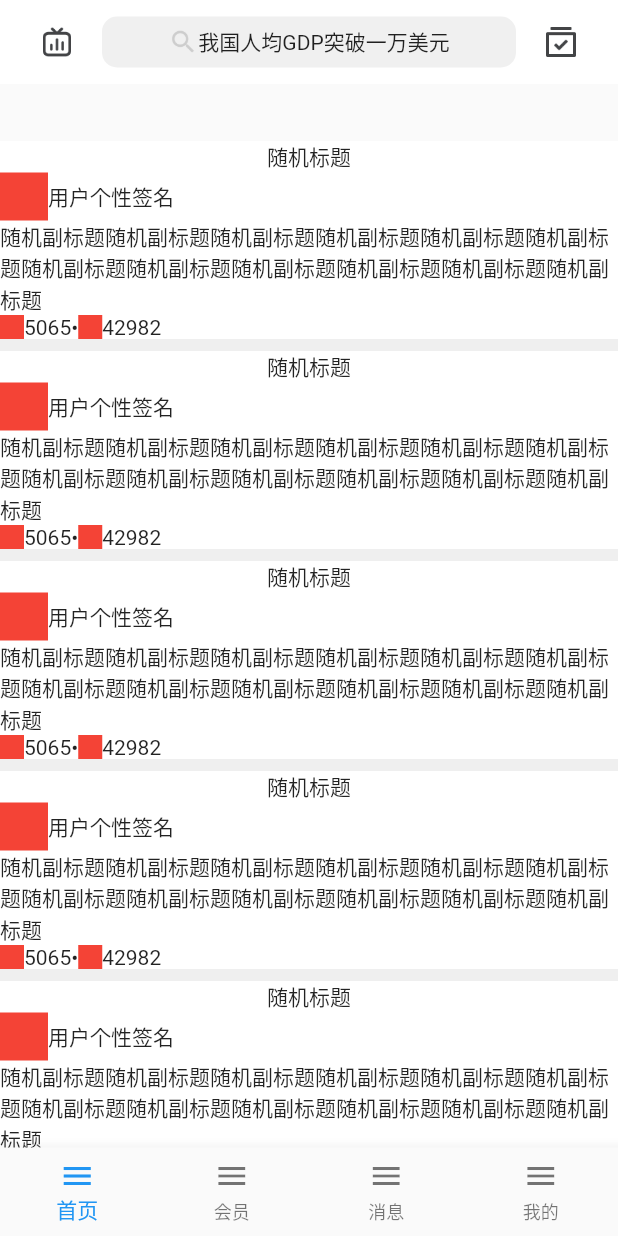
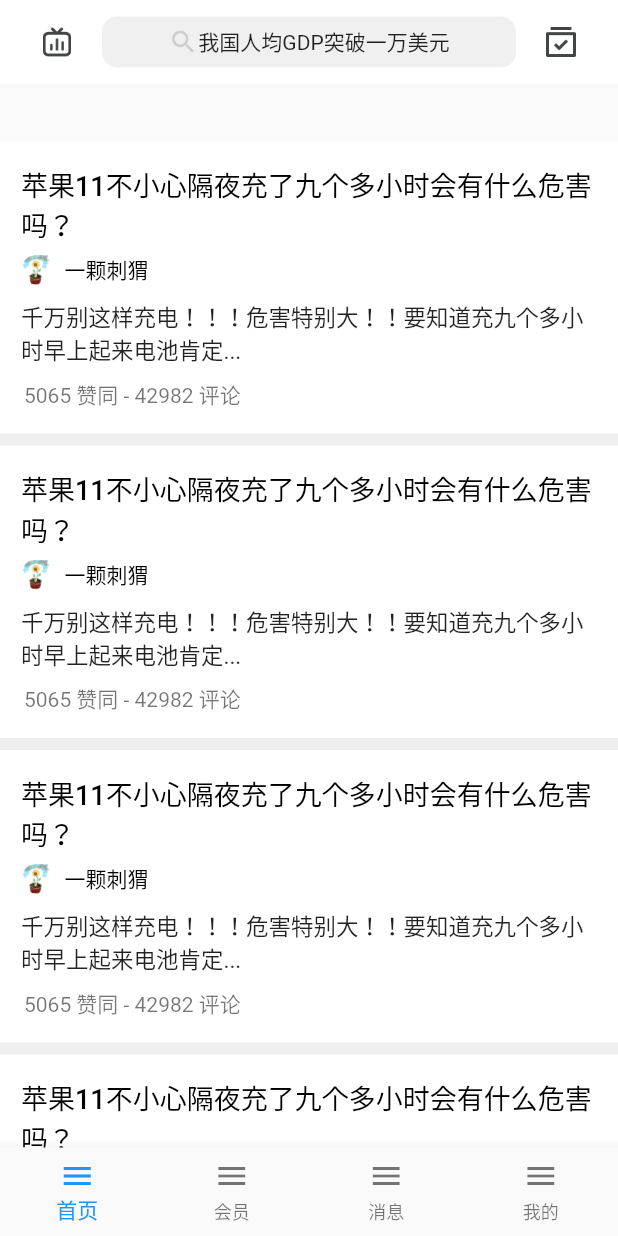
Before and after one commit to huangrui1226/zhihu, a Flutter app: the screen it shows after launch, swiped to page 2, on a phone screen of 412 x 824 dp. Run offline on Flutter 3.47's test engine with Material 2 defaults, Android fonts, the phone set to English and light mode, and no system bars.

Commit message:
首页 - 推荐UI修改

```diff
--- a/lib/page/main_page/main_page_recommand_view.dart
+++ b/lib/page/main_page/main_page_recommand_view.dart
@@ -18,7 +18,9 @@ class _MainPageRecmndViewState extends State<MainPageRecmndView> {
           return Container(
             color: Colors.white,
             margin: EdgeInsets.only(bottom: 8),
-            child: _RecommandCell(model: modelList[i],),
+            child: _CellView(
+              model: modelList[i],
+            ),
           );
         }),
       ),
@@ -26,60 +28,92 @@ class _MainPageRecmndViewState extends State<MainPageRecmndView> {
   }
 }
 
-class _RecommandCell extends StatelessWidget {
+class _CellView extends StatelessWidget {
   final _RecommandModel model;
 
-  _RecommandCell({this.model});
+  _CellView({this.model});
 
   @override
   Widget build(BuildContext context) {
     return Container(
+      padding: EdgeInsets.symmetric(vertical: 15.5, horizontal: 14),
       child: Column(
+        crossAxisAlignment: CrossAxisAlignment.start,
         children: <Widget>[
           Container(
-            child: Text(model.title),
+            margin: EdgeInsets.only(bottom: 6),
+            child: Text(
+              model.title,
+              style: TextStyle(
+                color: Colors.black,
+                fontSize: 18,
+                fontWeight: FontWeight.w500,
               ),
+            ),
+          ),
+          _userView(),
           Container(
+            child: Text(
+              model.subTitle,
+              style: TextStyle(
+                color: Colors.black87,
+                fontSize: 15,
+              ),
+            ),
+          ),
+          _infoView(),
+        ],
+      ),
+    );
+  }
+
+  Widget _userView() {
+    return Container(
+      margin: EdgeInsets.only(bottom: 10),
       child: Row(
         children: <Widget>[
-                Container(
-                  width: 32,
-                  height: 32,
-                  color: Colors.red,
-                ),
-                Text(model.userSign),
-              ],
+          // 头像
+          ClipRRect(
+            borderRadius: BorderRadius.circular(15.5),
+            child: Container(
+              margin: EdgeInsets.only(right: 9),
+              width: 20,
+              height: 20,
+              child: Image.asset('assets/images/example_user_logo.png'),
             ),
           ),
           Container(
-            child: Text(model.subTitle),
+            margin: EdgeInsets.only(right: 9),
+            child: Text(
+              model.username,
+              style: TextStyle(
+                color: Colors.black,
+                fontWeight: FontWeight.w500,
               ),
-          Container(
-            child: Row(
-              children: <Widget>[
-                Container(
-                  width: 16,
-                  height: 16,
-                  color: Colors.red,
             ),
-                Container(
-                  child: Text(model.greatCount.toString()),
           ),
-                Container(
-                  child: Text('•'),
+          Expanded(
+            child: Container(
+              child: Text(
+                model.userSign,
+                style: TextStyle(color: Colors.black38, fontSize: 12),
+                overflow: TextOverflow.ellipsis,
               ),
-                Container(
-                  width: 16,
-                  height: 16,
-                  color: Colors.red,
             ),
-                Container(
-                  child: Text(model.discussCount.toString()),
           ),
         ],
       ),
+    );
+  }
+
+  Widget _infoView() {
+    return Container(
+      margin: EdgeInsets.only(left: 2, top: 8),
+      child: Text(
+        '${model.greatCount} 赞同 - ${model.discussCount} 评论',
+        style: TextStyle(
+          color: Colors.black54,
         ),
-        ],
       ),
     );
   }
@@ -129,15 +163,15 @@ class _RecommandModel {
   static List<_RecommandModel> test(int count) {
     return List.generate(count, (i) {
       return _RecommandModel(
-        title: '随机标题',
+        title: '苹果11不小心隔夜充了九个多小时会有什么危害吗？',
         iconUrl: '',
-        username: '用户',
-        userSign: '用户个性签名',
-        subTitle: '随机副标题随机副标题随机副标题随机副标题随机副标题随机副标题随机副标题随机副标题随机副标题随机副标题随机副标题随机副标题',
+        username: '一颗刺猬',
+        userSign: '',
+        subTitle:
+            '千万别这样充电！！！危害特别大！！要知道充九个多小时早上起来电池肯定...',
         greatCount: Random().nextInt(9999),
         discussCount: Random().nextInt(99999),
       );
     });
   }
-
 }
```
Lines whose indentation alone changed are shown as unchanged.
